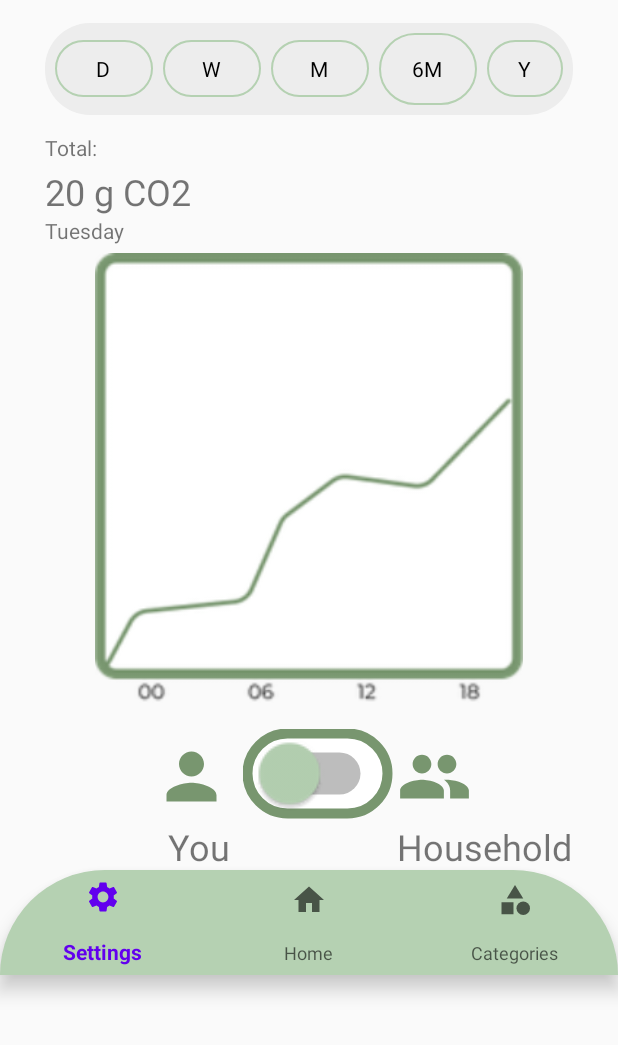
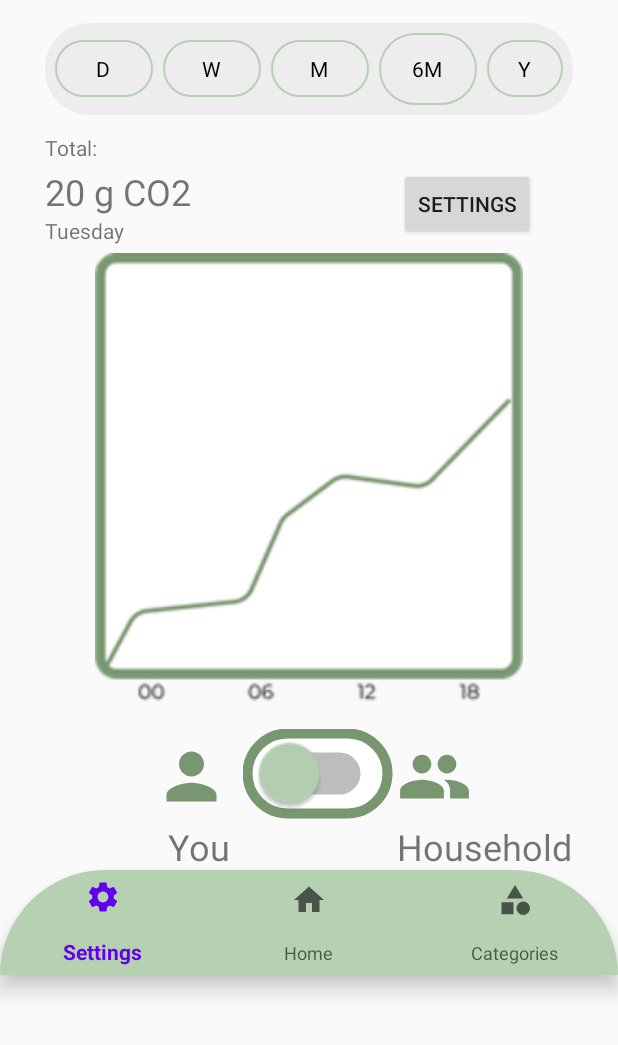
Before and after one commit to minvenanne/Kei-Data, an Android app: the layout activity_main.xml on its own in the app's theme, with its tools: preview values and no code run, on a phone screen of 412 x 824 dp, the part 131-1176 px from its top. Run offline under Robolectric (Android 15) with nearby library versions, the phone set to English and light mode, and no system bars.

Commit message:
12/04/2022 10.28

```diff
--- a/app/src/main/res/layout/activity_main.xml
+++ b/app/src/main/res/layout/activity_main.xml
@@ -1,4 +1,3 @@
-
 <?xml version="1.0" encoding="utf-8"?>
 <androidx.constraintlayout.widget.ConstraintLayout xmlns:android="http://schemas.android.com/apk/res/android"
     xmlns:app="http://schemas.android.com/apk/res-auto"
@@ -6,6 +5,19 @@
     android:layout_width="match_parent"
     android:layout_height="match_parent"
     tools:context=".MainActivity">
+
+    <Button
+        android:id="@+id/button"
+        android:layout_width="wrap_content"
+        android:layout_height="wrap_content"
+        android:layout_marginEnd="20dp"
+        android:text="Settings"
+        app:layout_constraintBottom_toBottomOf="parent"
+        app:layout_constraintEnd_toEndOf="parent"
+        app:layout_constraintHorizontal_bias="0.883"
+        app:layout_constraintStart_toStartOf="parent"
+        app:layout_constraintTop_toTopOf="parent"
+        app:layout_constraintVertical_bias="0.257" />
 
     <TextView
         android:id="@+id/Title"
```
Also changed, not shown: app/src/main/java/com/example/kei_data/MainActivity.java (added, +31 -0 lines).
